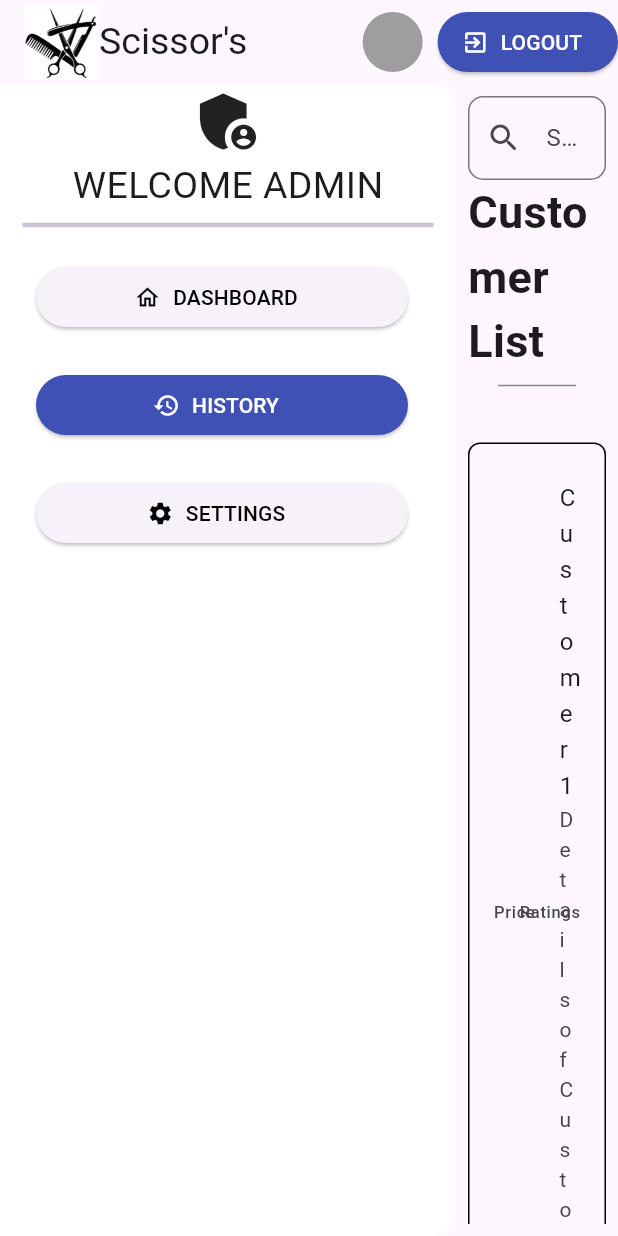
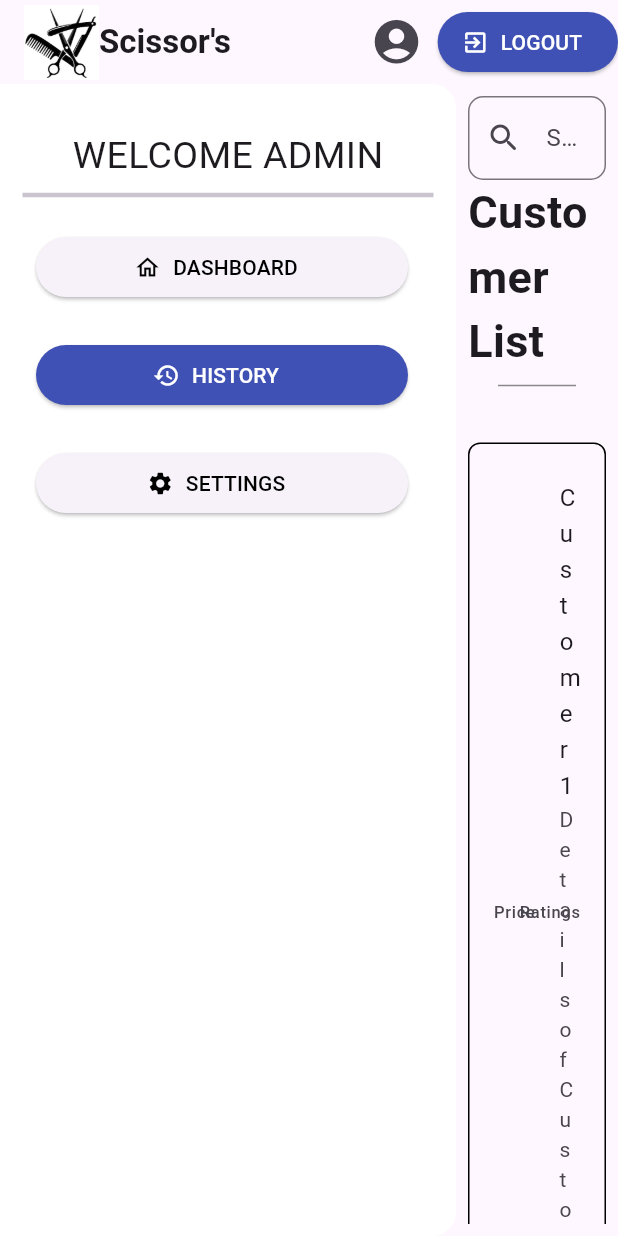
Before and after one commit to NagaharishR/admin_panel, a Flutter app: the DesktopScaffold screen opened directly, after a tap on "DASHBOARD", after a tap on "HISTORY", on a phone screen of 412 x 824 dp. Run offline on Flutter 3.47's test engine with Material 3 defaults, Android fonts, the phone set to English and light mode, and no system bars.

Commit message:
this code contains commit

```diff
--- a/lib/Responsive/desktop.dart
+++ b/lib/Responsive/desktop.dart
@@ -32,16 +32,14 @@ class _DesktopScaffoldState extends State<DesktopScaffold> {
             width: 50,
             fit: BoxFit.cover,
           ),
+          Padding(padding: EdgeInsets.symmetric(vertical: 10)),
           Text(
             "Scissor's",
-            style: TextStyle(fontSize: 25),
+            style: TextStyle(fontSize: 22,fontWeight: FontWeight.bold),
           ),
         ]),
         actions: <Widget>[
-          CircleAvatar(
-            backgroundColor: Colors.grey,
-            radius: 20,
-          ),
+          Icon(Icons.account_circle,size: 35),
           SizedBox(
             width: 10,
           ),
@@ -62,7 +60,8 @@ class _DesktopScaffoldState extends State<DesktopScaffold> {
             elevation: 10,
             child: Column(
               children: [
-                Icon(Icons.admin_panel_settings,size: 50),
+                Padding(padding: EdgeInsets.symmetric(vertical: 15)),
+                //Icon(Icons.admin_panel_settings),
                 Text(
                   "WELCOME ADMIN",
                   style: TextStyle(fontSize: 25),
--- a/lib/screens/Dashboard.dart
+++ b/lib/screens/Dashboard.dart
@@ -1,7 +1,6 @@
 import 'package:admin_panel/screens/screens_data/stylist_details.dart';
 import 'package:flutter/cupertino.dart';
 import 'package:flutter/material.dart';
-
 
 class Dashboard extends StatefulWidget {
   const Dashboard({super.key});
@@ -23,6 +22,7 @@ class _DashboardState extends State<Dashboard> {
           )
         : selectedButtonStyle;
   }
+
   @override
   Widget build(BuildContext context) {
     return Scaffold(
@@ -34,7 +34,7 @@ class _DashboardState extends State<Dashboard> {
             children: [
               Container(
                 height: 100,
-                width: 200,
+                width: 187,
                 padding: EdgeInsets.all(10),
                 decoration: BoxDecoration(
                   border: Border.all(
@@ -47,15 +47,14 @@ class _DashboardState extends State<Dashboard> {
                   children: [
                     Text(
                       'Total Customers',
-                      style: TextStyle(
-                          fontSize: 16, fontWeight: FontWeight.bold),
+                      style:
+                          TextStyle(fontSize: 16, fontWeight: FontWeight.bold),
                     ),
                     Divider(color: Colors.black12),
                     Text(
                       '1000',
                       style: TextStyle(
-                          fontSize: 16,
-                          fontWeight: FontWeight.normal),
+                          fontSize: 16, fontWeight: FontWeight.normal),
                     ),
                   ],
                 ),
@@ -63,7 +62,7 @@ class _DashboardState extends State<Dashboard> {
               SizedBox(width: 20),
               Container(
                 height: 100,
-                width: 200,
+                width: 187,
                 padding: EdgeInsets.all(10),
                 decoration: BoxDecoration(
                   border: Border.all(
@@ -76,15 +75,14 @@ class _DashboardState extends State<Dashboard> {
                   children: [
                     Text(
                       'Appointments',
-                      style: TextStyle(
-                          fontSize: 16, fontWeight: FontWeight.bold),
+                      style:
+                          TextStyle(fontSize: 16, fontWeight: FontWeight.bold),
                     ),
                     Divider(color: Colors.black12),
                     Text(
                       '0',
                       style: TextStyle(
-                          fontSize: 16,
-                          fontWeight: FontWeight.normal),
+                          fontSize: 16, fontWeight: FontWeight.normal),
                     ),
                   ],
                 ),
@@ -106,8 +104,7 @@ class _DashboardState extends State<Dashboard> {
               children: [
                 Text(
                   'Upcoming Appointments',
-                  style: TextStyle(
-                      fontSize: 18, fontWeight: FontWeight.bold),
+                  style: TextStyle(fontSize: 18, fontWeight: FontWeight.bold),
                 ),
               ],
             ),
@@ -115,27 +112,22 @@ class _DashboardState extends State<Dashboard> {
           SizedBox(height: 10),
           Container(
             width: double.infinity,
-            padding: EdgeInsets.all(16),
             decoration: BoxDecoration(
               borderRadius: BorderRadius.circular(10),
               border: Border.all(color: Colors.grey),
               color: Colors.grey[200],
             ),
-            child: Column(
+            child:
+                Column(crossAxisAlignment: CrossAxisAlignment.start, children: [
+              Column(
+                  mainAxisAlignment: MainAxisAlignment.start,
                   crossAxisAlignment: CrossAxisAlignment.start,
                   children: [
-                  Padding(
-                      padding: const EdgeInsets.all(16.0),
-                      child: Column(
-                          mainAxisAlignment: MainAxisAlignment.center,
-                          crossAxisAlignment: CrossAxisAlignment.stretch,
-                          children: [
-                            SizedBox(height: 10),
+
                     Row(
                         crossAxisAlignment: CrossAxisAlignment.start,
                         children: [
-                                  Column(
-                                      children:[
+                          Column(children: [
                             ElevatedButton(
                               onPressed: () {
                                 setState(() {
@@ -165,18 +157,17 @@ class _DashboardState extends State<Dashboard> {
                               child: Text('Stylist 3'),
                               style: getStylistButtonStyle(3),
                             ),
-                                      ]
-                                  ),
-                                  SizedBox(width: 40),
-
+                          ]),
                           if (selectedStylist != 0)
                             Column(
                               children: [
                                 Center(
                                   child: Expanded(
                                     child: Column(
-                                              crossAxisAlignment: CrossAxisAlignment.center,
-                                              mainAxisAlignment: MainAxisAlignment.start,
+                                      crossAxisAlignment:
+                                          CrossAxisAlignment.center,
+                                      mainAxisAlignment:
+                                          MainAxisAlignment.start,
                                       children: [
                                         Padding(
                                           padding: const EdgeInsets.all(8.0),
@@ -205,11 +196,11 @@ class _DashboardState extends State<Dashboard> {
                               ],
                             ),
                         ]),
-                          ]))]),
+                  ])
+            ]),
           )
         ],
       ),
-
     );
   }
 }
--- a/pubspec.yaml
+++ b/pubspec.yaml
@@ -61,6 +61,7 @@ flutter:
   # To add assets to your application, add an assets section, like this:
   assets:
      - images/Scissors_backgroundremove.png
+     - images/scissorslogobg.png
   #   - images/a_dot_ham.jpeg
 
   # An image asset can refer to one or more resolution-specific "variants", see
```
Also changed, not shown: lib/Responsive/mobile.dart (+3 -8 lines), lib/Responsive/tablet.dart (+4 -9 lines), images/scissors1removebg.png (deleted), images/scissors_logo.png (deleted), images/scissorslogobg.png (added). Lines whose indentation alone changed are shown as unchanged.
